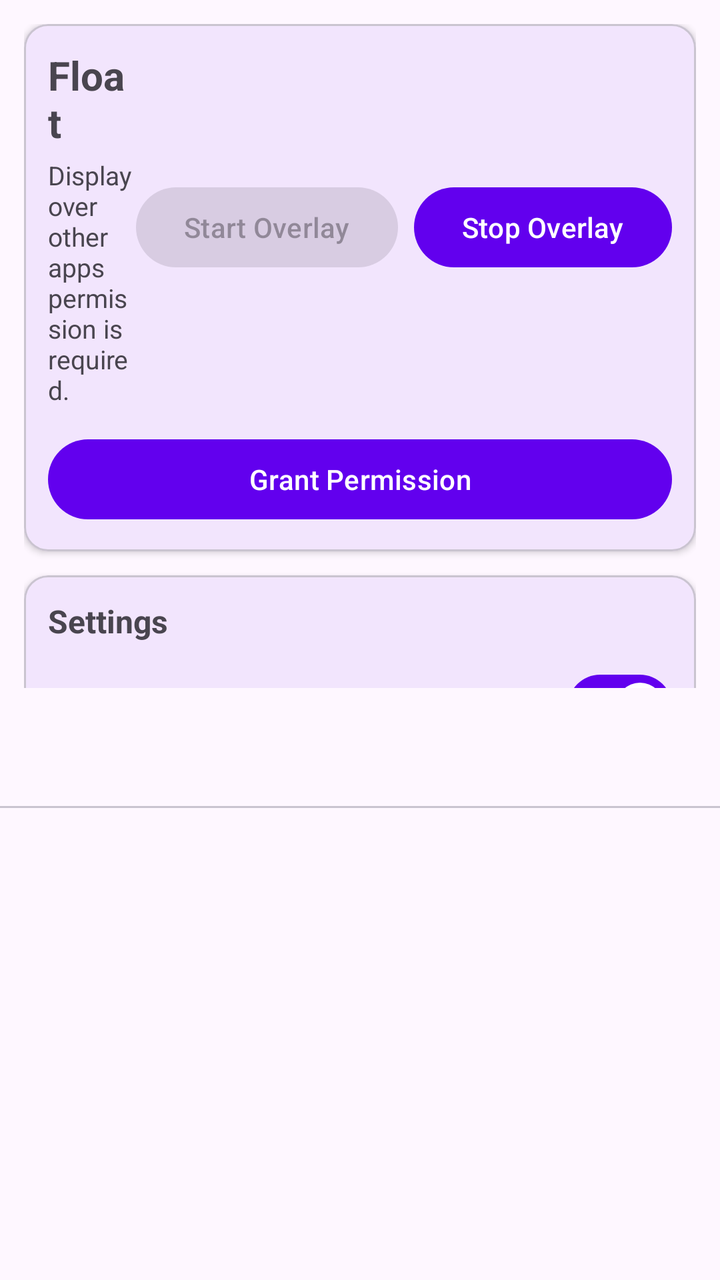
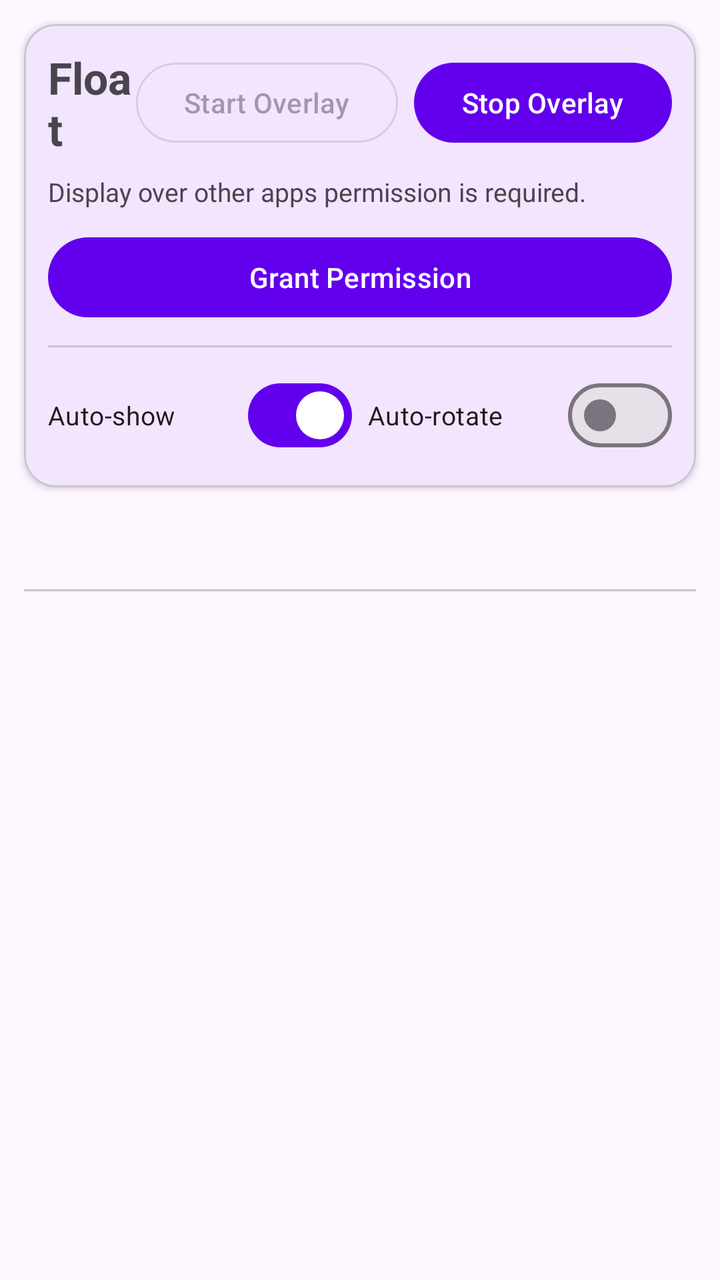

An Android layout rendered at two revisions. The XML below is the earlier revision; the diff shows what the commit changed to produce the second picture.
<!-- AndroidManifest.xml: application theme Theme.FloatOverlay -->
<!-- res/layout/activity_main.xml -->
<?xml version="1.0" encoding="utf-8"?>
<androidx.constraintlayout.widget.ConstraintLayout xmlns:android="http://schemas.android.com/apk/res/android"
    xmlns:app="http://schemas.android.com/apk/res-auto"
    android:layout_width="match_parent"
    android:layout_height="match_parent"
    android:background="?android:attr/colorBackground">

    <androidx.core.widget.NestedScrollView
        android:id="@+id/controlScrollView"
        android:layout_width="0dp"
        android:layout_height="wrap_content"
        android:layout_marginBottom="8dp"
        android:fillViewport="false"
        app:layout_constrainedHeight="true"
        app:layout_constraintBottom_toTopOf="@id/guideline"
        app:layout_constraintEnd_toEndOf="parent"
        app:layout_constraintStart_toStartOf="parent"
        app:layout_constraintTop_toTopOf="parent">

        <LinearLayout
            android:layout_width="match_parent"
            android:layout_height="wrap_content"
            android:orientation="vertical"
            android:padding="12dp">

            <com.google.android.material.card.MaterialCardView
                android:layout_width="match_parent"
                android:layout_height="wrap_content"
                android:layout_marginBottom="12dp"
                app:cardCornerRadius="12dp"
                app:cardElevation="2dp"
                app:contentPadding="12dp">

                <LinearLayout
                    android:layout_width="match_parent"
                    android:layout_height="wrap_content"
                    android:orientation="vertical">

                    <LinearLayout
                        android:layout_width="match_parent"
                        android:layout_height="wrap_content"
                        android:gravity="center_vertical"
                        android:orientation="horizontal">

                        <LinearLayout
                            android:layout_width="0dp"
                            android:layout_height="wrap_content"
                            android:layout_weight="1"
                            android:orientation="vertical">

                            <TextView
                                android:layout_width="wrap_content"
                                android:layout_height="wrap_content"
                                android:text="Float"
                                android:textSize="20sp"
                                android:textStyle="bold" />

                            <TextView
                                android:id="@+id/permissionStatus"
                                android:layout_width="wrap_content"
                                android:layout_height="wrap_content"
                                android:layout_marginTop="4dp"
                                android:text="@string/overlay_permission_required"
                                android:textSize="13sp" />
                        </LinearLayout>

                        <Button
                            android:id="@+id/startOverlayButton"
                            android:layout_width="wrap_content"
                            android:layout_height="wrap_content"
                            android:layout_marginEnd="8dp"
                            android:enabled="false"
                            android:text="@string/start_overlay" />

                        <Button
                            android:id="@+id/stopOverlayButton"
                            android:layout_width="wrap_content"
                            android:layout_height="wrap_content"
                            android:text="@string/stop_overlay" />

                    </LinearLayout>

                    <Button
                        android:id="@+id/grantPermissionButton"
                        android:layout_width="match_parent"
                        android:layout_height="wrap_content"
                        android:layout_marginTop="12dp"
                        android:text="@string/grant_permission" />

                </LinearLayout>

            </com.google.android.material.card.MaterialCardView>

            <com.google.android.material.card.MaterialCardView
                android:layout_width="match_parent"
                android:layout_height="wrap_content"
                app:cardCornerRadius="12dp"
                app:cardElevation="2dp"
                app:contentPadding="12dp">

                <LinearLayout
                    android:layout_width="match_parent"
                    android:layout_height="wrap_content"
                    android:orientation="vertical">

                    <TextView
                        android:layout_width="wrap_content"
                        android:layout_height="wrap_content"
                        android:layout_marginBottom="8dp"
                        android:text="Settings"
                        android:textSize="16sp"
                        android:textStyle="bold" />

                    <com.google.android.material.materialswitch.MaterialSwitch
                        android:id="@+id/autoShowSwitch"
                        android:layout_width="match_parent"
                        android:layout_height="wrap_content"
                        android:checked="true"
                        android:text="Auto-show overlays on start" />

                    <com.google.android.material.materialswitch.MaterialSwitch
                        android:id="@+id/autoApplyProfileSwitch"
                        android:layout_width="match_parent"
                        android:layout_height="wrap_content"
                        android:checked="false"
                        android:text="Auto-apply profile on rotation" />
                </LinearLayout>
            </com.google.android.material.card.MaterialCardView>
        </LinearLayout>
    </androidx.core.widget.NestedScrollView>

    <androidx.constraintlayout.widget.Guideline
        android:id="@+id/guideline"
        android:layout_width="wrap_content"
        android:layout_height="wrap_content"
        android:orientation="horizontal"
        app:layout_constraintGuide_percent="0.55" />

    <com.google.android.material.tabs.TabLayout
        android:id="@+id/tabLayout"
        android:layout_width="0dp"
        android:layout_height="wrap_content"
        android:layout_marginTop="4dp"
        app:layout_constraintBottom_toTopOf="@id/viewPager"
        app:layout_constraintEnd_toEndOf="parent"
        app:layout_constraintStart_toStartOf="parent"
        app:layout_constraintTop_toBottomOf="@id/guideline"
        app:tabGravity="fill"
        app:tabMode="fixed" />

    <androidx.viewpager2.widget.ViewPager2
        android:id="@+id/viewPager"
        android:layout_width="0dp"
        android:layout_height="0dp"
        app:layout_constraintBottom_toBottomOf="parent"
        app:layout_constraintEnd_toEndOf="parent"
        app:layout_constraintStart_toStartOf="parent"
        app:layout_constraintTop_toBottomOf="@id/tabLayout" />

</androidx.constraintlayout.widget.ConstraintLayout>
<!-- resources referenced by this layout -->
<resources>
  <string name="grant_permission">Grant Permission</string>
  <string name="overlay_permission_required">Display over other apps permission is required.</string>
  <string name="start_overlay">Start Overlay</string>
  <string name="stop_overlay">Stop Overlay</string>
  <style name="Theme.FloatOverlay" parent="Theme.Material3.DayNight.NoActionBar">
          <item name="colorPrimary">@color/purple_500</item>
          <item name="colorPrimaryVariant">@color/purple_700</item>
          <item name="colorOnPrimary">@color/white</item>
          <item name="colorSecondary">@color/teal_200</item>
          <item name="colorSecondaryVariant">@color/teal_700</item>
          <item name="android:statusBarColor">@color/purple_700</item>
      </style>
  <color name="purple_500">#FF6200EE</color>
  <color name="purple_700">#FF3700B3</color>
  <color name="white">#FFFFFFFF</color>
  <color name="teal_200">#FF03DAC5</color>
  <color name="teal_700">#FF018786</color>
</resources>

<!-- the commit's change to res/layout/activity_main.xml (unified diff, before → after) -->
@@ -5,14 +5,14 @@
     android:layout_height="match_parent"
     android:background="?android:attr/colorBackground">
 
-    <androidx.core.widget.NestedScrollView
-        android:id="@+id/controlScrollView"
+    <com.google.android.material.card.MaterialCardView
+        android:id="@+id/topCard"
         android:layout_width="0dp"
         android:layout_height="wrap_content"
-        android:layout_marginBottom="8dp"
-        android:fillViewport="false"
-        app:layout_constrainedHeight="true"
-        app:layout_constraintBottom_toTopOf="@id/guideline"
+        android:layout_margin="12dp"
+        app:cardCornerRadius="16dp"
+        app:cardElevation="2dp"
+        app:contentPadding="12dp"
         app:layout_constraintEnd_toEndOf="parent"
         app:layout_constraintStart_toStartOf="parent"
         app:layout_constraintTop_toTopOf="parent">
@@ -20,131 +20,94 @@
         <LinearLayout
             android:layout_width="match_parent"
             android:layout_height="wrap_content"
-            android:orientation="vertical"
-            android:padding="12dp">
+            android:orientation="vertical">
 
-            <com.google.android.material.card.MaterialCardView
+            <LinearLayout
                 android:layout_width="match_parent"
                 android:layout_height="wrap_content"
-                android:layout_marginBottom="12dp"
-                app:cardCornerRadius="12dp"
-                app:cardElevation="2dp"
-                app:contentPadding="12dp">
+                android:gravity="center_vertical"
+                android:orientation="horizontal">
 
-                <LinearLayout
-                    android:layout_width="match_parent"
+                <TextView
+                    android:layout_width="0dp"
                     android:layout_height="wrap_content"
-                    android:orientation="vertical">
+                    android:layout_weight="1"
+                    android:text="Float"
+                    android:textSize="22sp"
+                    android:textStyle="bold" />
 
-                    <LinearLayout
-                        android:layout_width="match_parent"
-                        android:layout_height="wrap_content"
-                        android:gravity="center_vertical"
-                        android:orientation="horizontal">
+                <Button
+                    android:id="@+id/startOverlayButton"
+                    style="?attr/materialButtonOutlinedStyle"
+                    android:layout_width="wrap_content"
+                    android:layout_height="wrap_content"
+                    android:layout_marginEnd="8dp"
+                    android:enabled="false"
+                    android:text="@string/start_overlay" />
 
-                        <LinearLayout
-                            android:layout_width="0dp"
-                            android:layout_height="wrap_content"
-                            android:layout_weight="1"
-                            android:orientation="vertical">
+                <Button
+                    android:id="@+id/stopOverlayButton"
+                    android:layout_width="wrap_content"
+                    android:layout_height="wrap_content"
+                    android:text="@string/stop_overlay" />
+            </LinearLayout>
 
-                            <TextView
-                                android:layout_width="wrap_content"
-                                android:layout_height="wrap_content"
-                                android:text="Float"
-                                android:textSize="20sp"
-                                android:textStyle="bold" />
-
-                            <TextView
-                                android:id="@+id/permissionStatus"
-                                android:layout_width="wrap_content"
-                                android:layout_height="wrap_content"
-                                android:layout_marginTop="4dp"
-                                android:text="@string/overlay_permission_required"
-                                android:textSize="13sp" />
-                        </LinearLayout>
-
-                        <Button
-                            android:id="@+id/startOverlayButton"
-                            android:layout_width="wrap_content"
-                            android:layout_height="wrap_content"
-                            android:layout_marginEnd="8dp"
-                            android:enabled="false"
-                            android:text="@string/start_overlay" />
-
-                        <Button
-                            android:id="@+id/stopOverlayButton"
-                            android:layout_width="wrap_content"
-                            android:layout_height="wrap_content"
-                            android:text="@string/stop_overlay" />
-
-                    </LinearLayout>
-
-                    <Button
-                        android:id="@+id/grantPermissionButton"
-                        android:layout_width="match_parent"
-                        android:layout_height="wrap_content"
-                        android:layout_marginTop="12dp"
-                        android:text="@string/grant_permission" />
-
-                </LinearLayout>
-
-            </com.google.android.material.card.MaterialCardView>
-
-            <com.google.android.material.card.MaterialCardView
+            <TextView
+                android:id="@+id/permissionStatus"
                 android:layout_width="match_parent"
                 android:layout_height="wrap_content"
-                app:cardCornerRadius="12dp"
-                app:cardElevation="2dp"
-                app:contentPadding="12dp">
+                android:layout_marginTop="8dp"
+                android:text="@string/overlay_permission_required"
+                android:textSize="13sp" />
 
-                <LinearLayout
-                    android:layout_width="match_parent"
+            <Button
+                android:id="@+id/grantPermissionButton"
+                android:layout_width="match_parent"
+                android:layout_height="wrap_content"
+                android:layout_marginTop="10dp"
+                android:text="@string/grant_permission" />
+
+            <com.google.android.material.divider.MaterialDivider
+                android:layout_width="match_parent"
+                android:layout_height="wrap_content"
+                android:layout_marginVertical="10dp" />
+
+            <LinearLayout
+                android:layout_width="match_parent"
+                android:layout_height="wrap_content"
+                android:orientation="horizontal">
+
+                <com.google.android.material.materialswitch.MaterialSwitch
+                    android:id="@+id/autoShowSwitch"
+                    android:layout_width="0dp"
                     android:layout_height="wrap_content"
-                    android:orientation="vertical">
+                    android:layout_marginEnd="8dp"
+                    android:layout_weight="1"
+                    android:checked="true"
+                    android:text="Auto-show"
+                    android:textSize="13sp" />
 
-                    <TextView
-                        android:layout_width="wrap_content"
-                        android:layout_height="wrap_content"
-                        android:layout_marginBottom="8dp"
-                        android:text="Settings"
-                        android:textSize="16sp"
-                        android:textStyle="bold" />
-
-                    <com.google.android.material.materialswitch.MaterialSwitch
-                        android:id="@+id/autoShowSwitch"
-                        android:layout_width="match_parent"
-                        android:layout_height="wrap_content"
-                        android:checked="true"
-                        android:text="Auto-show overlays on start" />
-
-                    <com.google.android.material.materialswitch.MaterialSwitch
-                        android:id="@+id/autoApplyProfileSwitch"
-                        android:layout_width="match_parent"
-                        android:layout_height="wrap_content"
-                        android:checked="false"
-                        android:text="Auto-apply profile on rotation" />
-                </LinearLayout>
-            </com.google.android.material.card.MaterialCardView>
+                <com.google.android.material.materialswitch.MaterialSwitch
+                    android:id="@+id/autoApplyProfileSwitch"
+                    android:layout_width="0dp"
+                    android:layout_height="wrap_content"
+                    android:layout_weight="1"
+                    android:checked="false"
+                    android:text="Auto-rotate"
+                    android:textSize="13sp" />
+            </LinearLayout>
         </LinearLayout>
-    </androidx.core.widget.NestedScrollView>
-
-    <androidx.constraintlayout.widget.Guideline
-        android:id="@+id/guideline"
-        android:layout_width="wrap_content"
-        android:layout_height="wrap_content"
-        android:orientation="horizontal"
-        app:layout_constraintGuide_percent="0.55" />
+    </com.google.android.material.card.MaterialCardView>
 
     <com.google.android.material.tabs.TabLayout
         android:id="@+id/tabLayout"
         android:layout_width="0dp"
         android:layout_height="wrap_content"
+        android:layout_marginHorizontal="12dp"
         android:layout_marginTop="4dp"
-        app:layout_constraintBottom_toTopOf="@id/viewPager"
         app:layout_constraintEnd_toEndOf="parent"
         app:layout_constraintStart_toStartOf="parent"
-        app:layout_constraintTop_toBottomOf="@id/guideline"
+        app:layout_constraintTop_toBottomOf="@id/topCard"
         app:tabGravity="fill"
         app:tabMode="fixed" />
 
@@ -152,6 +115,7 @@
         android:id="@+id/viewPager"
         android:layout_width="0dp"
         android:layout_height="0dp"
+        android:layout_marginTop="4dp"
         app:layout_constraintBottom_toBottomOf="parent"
         app:layout_constraintEnd_toEndOf="parent"
         app:layout_constraintStart_toStartOf="parent"
